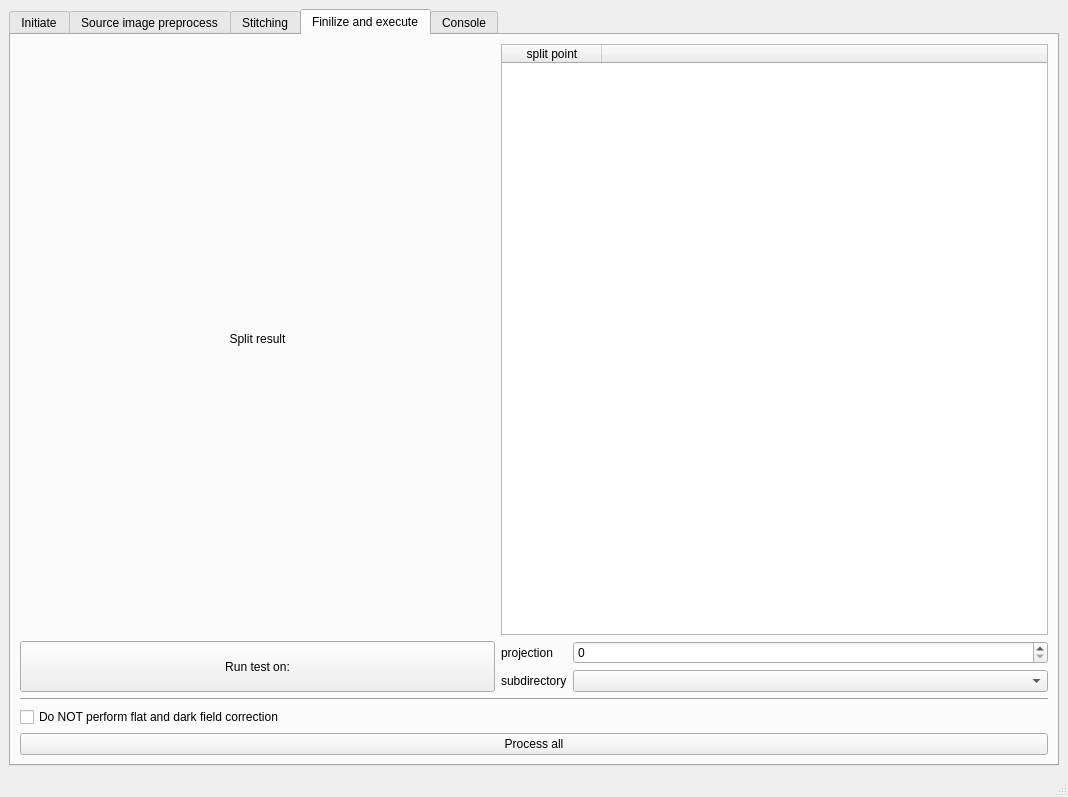
Above: share/imbl-ui.ui from AustralianSynchrotron/imblproc before the change. Below: the same form after it.
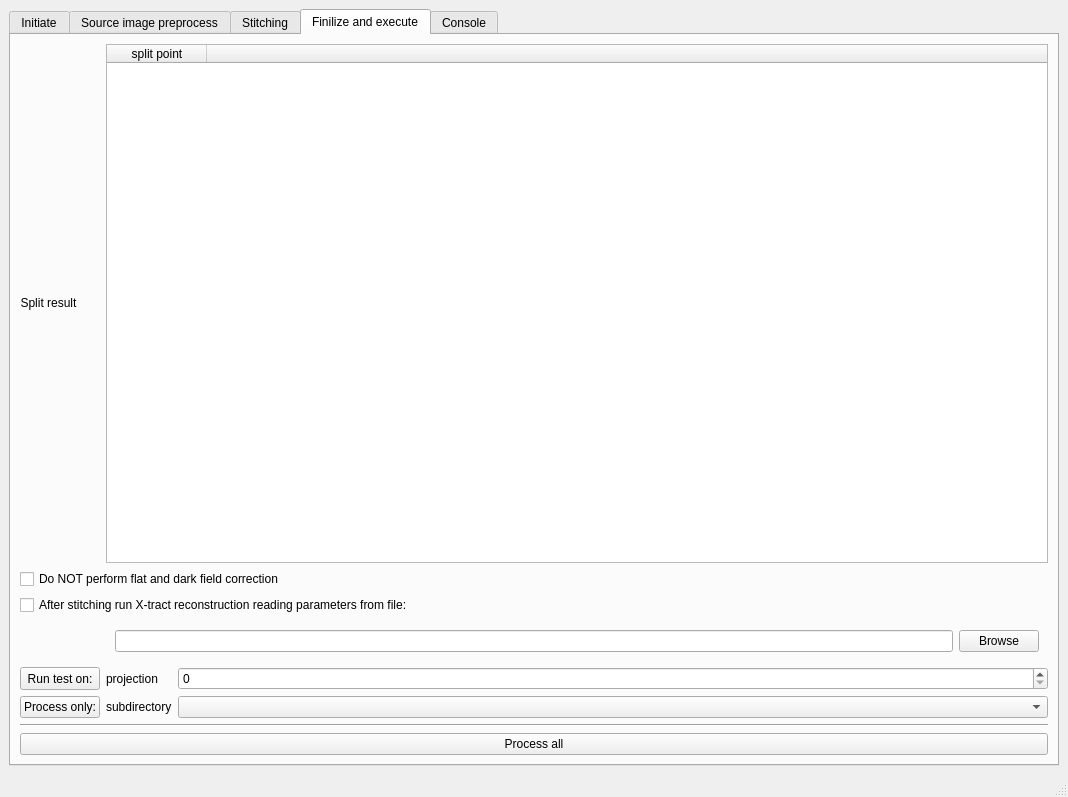
That is the form after the change. The open tabs and pages were chosen to show the change. Icons and pictures are not drawn.

Commit message: new file:   bin/imbl-localcopy.sh 	modified:   bin/imbl-proc.sh 	modified:   bin/imbl-ui.py 	deleted:    share/doall.template.sh 	modified:   share/imbl-ui.ui

What changed in the file:
```diff
--- a/share/imbl-ui.ui
+++ b/share/imbl-ui.ui
@@ -715,21 +715,14 @@
         <string>Finilize and execute</string>
        </attribute>
        <layout class="QGridLayout" name="gridLayout_7">
-        <item row="7" column="0" colspan="3">
-         <widget class="QPushButton" name="proc">
+        <item row="5" column="0">
+         <widget class="QPushButton" name="procThis">
           <property name="text">
-           <string>Process all</string>
+           <string>Process only:</string>
           </property>
          </widget>
         </item>
-        <item row="4" column="1">
-         <widget class="QLabel" name="testSubDirLabel">
-          <property name="text">
-           <string>subdirectory</string>
-          </property>
-         </widget>
-        </item>
-        <item row="3" column="0" rowspan="2">
+        <item row="4" column="0">
          <widget class="QPushButton" name="test">
           <property name="sizePolicy">
            <sizepolicy hsizetype="Minimum" vsizetype="Minimum">
@@ -742,51 +735,22 @@
           </property>
          </widget>
         </item>
-        <item row="3" column="2">
-         <widget class="QSpinBox" name="testProjection"/>
-        </item>
-        <item row="3" column="1">
-         <widget class="QLabel" name="label_26">
-          <property name="sizePolicy">
-           <sizepolicy hsizetype="Fixed" vsizetype="Preferred">
-            <horstretch>0</horstretch>
-            <verstretch>0</verstretch>
-           </sizepolicy>
-          </property>
-          <property name="text">
-           <string>projection</string>
-          </property>
-         </widget>
-        </item>
-        <item row="5" column="0" colspan="3">
+        <item row="6" column="0" colspan="3">
          <widget class="Line" name="line">
           <property name="orientation">
            <enum>Qt::Horizontal</enum>
           </property>
          </widget>
         </item>
-        <item row="6" column="0" colspan="3">
+        <item row="1" column="0" colspan="3">
          <widget class="QCheckBox" name="noRecFF">
           <property name="text">
            <string>Do NOT perform flat and dark field correction</string>
           </property>
          </widget>
         </item>
-        <item row="0" column="0">
-         <widget class="QLabel" name="label_27">
-          <property name="sizePolicy">
-           <sizepolicy hsizetype="Preferred" vsizetype="Fixed">
-            <horstretch>0</horstretch>
-            <verstretch>0</verstretch>
-           </sizepolicy>
-          </property>
-          <property name="text">
-           <string>Split result</string>
-          </property>
-          <property name="alignment">
-           <set>Qt::AlignCenter</set>
-          </property>
-         </widget>
+        <item row="4" column="2">
+         <widget class="QSpinBox" name="testProjection"/>
         </item>
         <item row="0" column="1" colspan="2">
          <widget class="QTableWidget" name="splits">
@@ -811,9 +775,75 @@
           </column>
          </widget>
         </item>
-        <item row="4" column="2">
+        <item row="0" column="0">
+         <widget class="QLabel" name="label_27">
+          <property name="sizePolicy">
+           <sizepolicy hsizetype="Fixed" vsizetype="Fixed">
+            <horstretch>0</horstretch>
+            <verstretch>0</verstretch>
+           </sizepolicy>
+          </property>
+          <property name="text">
+           <string>Split result</string>
+          </property>
+          <property name="alignment">
+           <set>Qt::AlignCenter</set>
+          </property>
+         </widget>
+        </item>
+        <item row="5" column="1">
+         <widget class="QLabel" name="testSubDirLabel">
+          <property name="text">
+           <string>subdirectory</string>
+          </property>
+         </widget>
+        </item>
+        <item row="4" column="1">
+         <widget class="QLabel" name="label_26">
+          <property name="sizePolicy">
+           <sizepolicy hsizetype="Fixed" vsizetype="Preferred">
+            <horstretch>0</horstretch>
+            <verstretch>0</verstretch>
+           </sizepolicy>
+          </property>
+          <property name="text">
+           <string>projection</string>
+          </property>
+         </widget>
+        </item>
+        <item row="2" column="0" colspan="3">
+         <widget class="QCheckBox" name="xtractAfter">
+          <property name="text">
+           <string>After stitching run X-tract reconstruction reading parameters from file:</string>
+          </property>
+         </widget>
+        </item>
+        <item row="5" column="2">
          <widget class="QComboBox" name="testSubDir"/>
         </item>
+        <item row="10" column="0" colspan="3">
+         <widget class="QPushButton" name="procAll">
+          <property name="text">
+           <string>Process all</string>
+          </property>
+         </widget>
+        </item>
+        <item row="3" column="1" colspan="2">
+         <widget class="QWidget" name="xtractWdg" native="true">
+          <layout class="QHBoxLayout" name="_2">
+           <item>
+            <widget class="QLineEdit" name="xtractIn"/>
+           </item>
+           <item>
+            <widget class="QPushButton" name="xtractBrowse">
+             <property name="text">
+              <string>Browse</string>
+             </property>
+            </widget>
+           </item>
+          </layout>
+         </widget>
+        </item>
        </layout>
       </widget>
       <widget class="QWidget" name="tabConsole">
```
Left out of the diff: 221 changed lines with no effect on the pictures. The commit also changes 4 other files.
